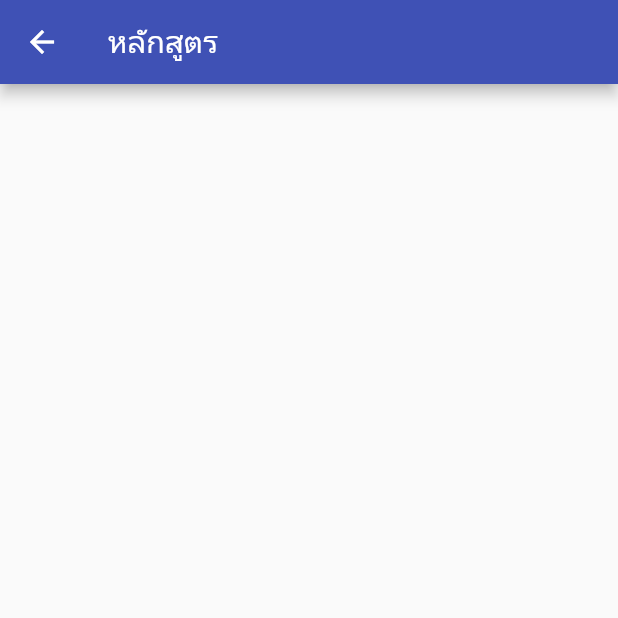
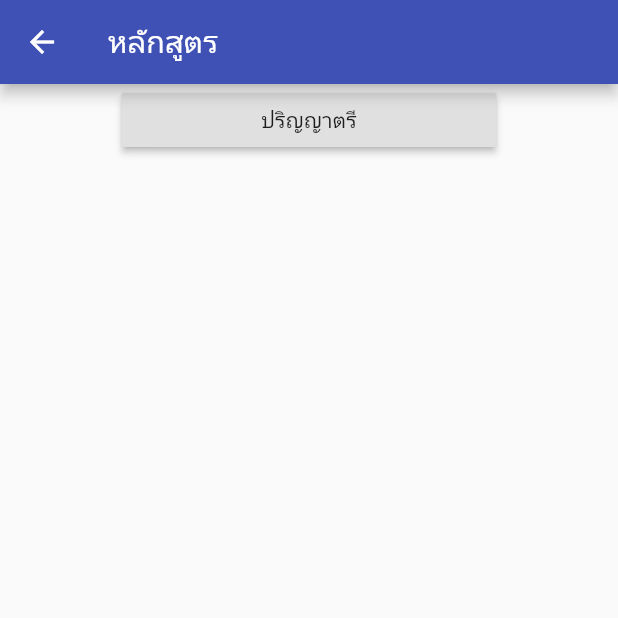
Before and after one commit to masterUNG/Citkmutnb, a Flutter app: the Mycontent screen opened directly, on a phone screen of 412 x 824 dp, the top half of it. Run offline on Flutter 3.47's test engine with Material 2 defaults, Android fonts, the phone set to English and light mode, and no system bars.

Commit message:
before lunch

```diff
--- a/lib/page/mycontent.dart
+++ b/lib/page/mycontent.dart
@@ -12,6 +12,24 @@ class _MycontentState extends State<Mycontent> {
       appBar: AppBar(
         title: Text('หลักสูตร'),
       ),
+      body: Column(
+        children: <Widget>[
+          buttonTop(),
+        ],
+      ),
+    );
+  }
+
+  Widget buttonTop() {
+    return Row(mainAxisAlignment: MainAxisAlignment.center,
+      children: <Widget>[
+        Container(width: 250.0,
+          child: RaisedButton(
+            onPressed: () {},
+            child: Text('ปริญญาตรี'),
+          ),
+        ),
+      ],
     );
   }
 }
```
Also changed, not shown: lib/page/myboss.dart (+81 -1 lines).
